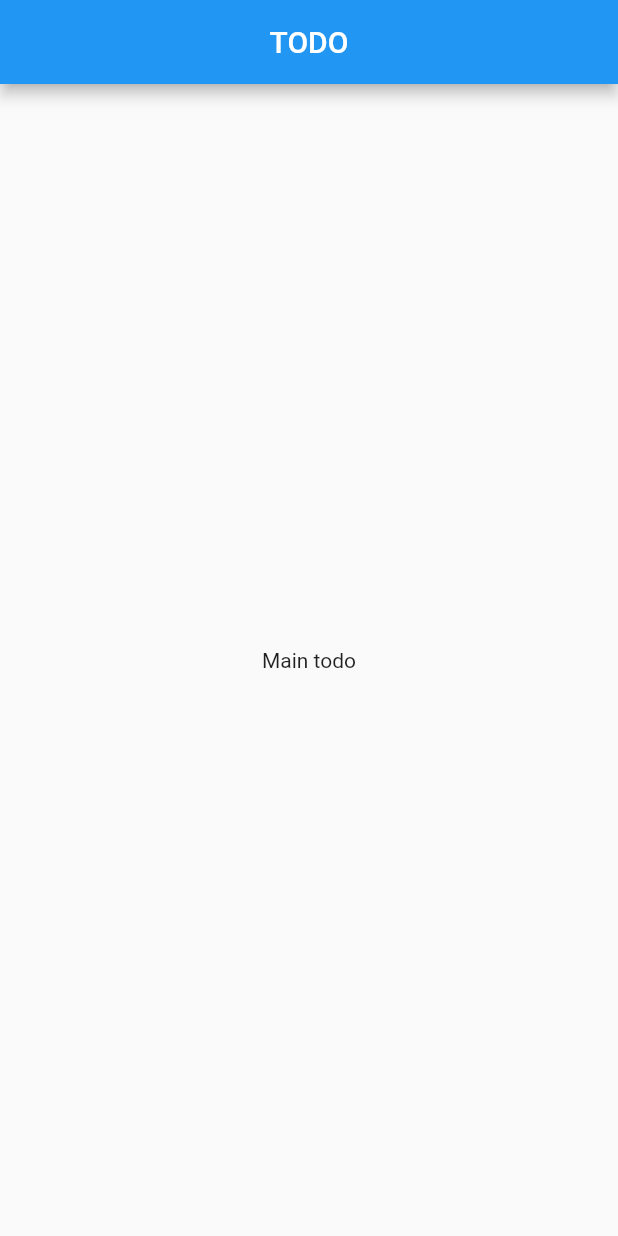
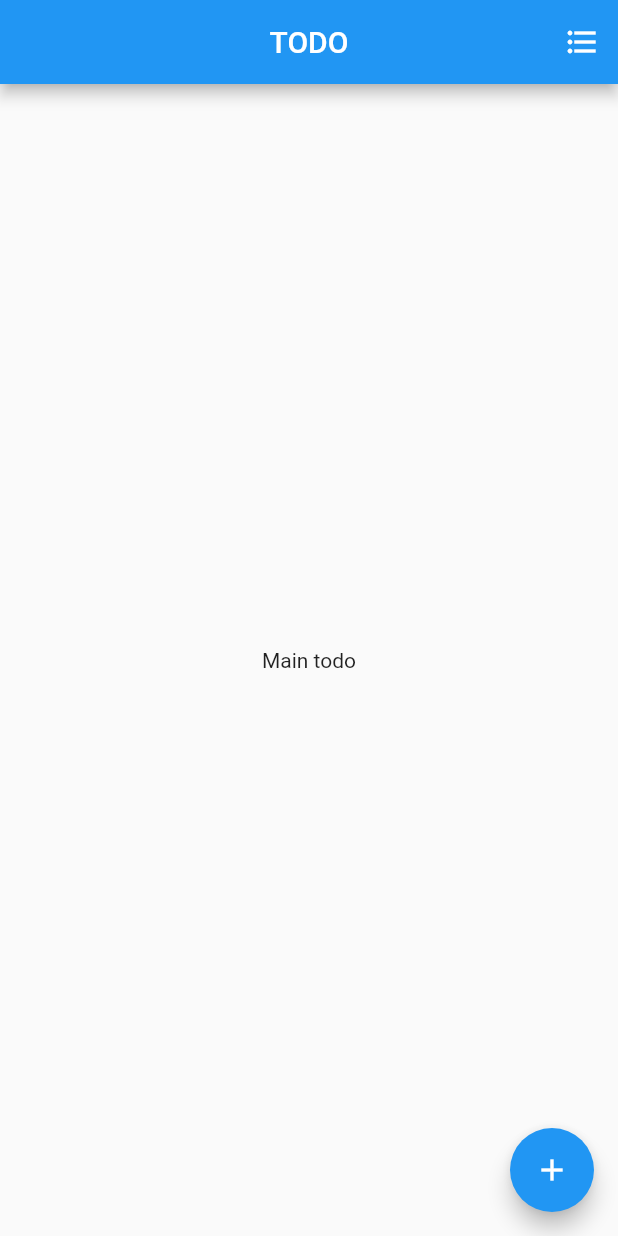
Before and after one commit to GUDN/todorashka, a Flutter app: the screen it shows after launch, on a phone screen of 412 x 824 dp. Run offline on Flutter 3.47's test engine with Material 2 defaults, Android fonts, the phone set to English and light mode, and no system bars.

Commit message:
Added routing for app

```diff
--- a/lib/main.dart
+++ b/lib/main.dart
@@ -14,6 +14,9 @@ class TodoApp extends StatelessWidget {
       title: 'Todo',
       theme: ThemeData(
         primarySwatch: Colors.blue,
+        iconTheme: IconThemeData(
+          color: Colors.white
+        ),
         visualDensity: VisualDensity.adaptivePlatformDensity,
       ),
       routes: {
--- a/lib/pages/home.dart
+++ b/lib/pages/home.dart
@@ -7,10 +7,26 @@ class HomePage extends StatelessWidget {
       appBar: AppBar(
         title: Text('TODO'),
         centerTitle: true,
+        actionsIconTheme: Theme.of(context).iconTheme,
+        actions: <Widget>[
+          IconButton(
+            onPressed: () {
+              Navigator.pushNamed(context, '/list');
+            },
+            icon: const Icon(Icons.format_list_bulleted)
+          )
+        ],
       ),
       body: Center(
         child: Text('Main todo'),
-      )
+      ),
+      floatingActionButton: FloatingActionButton(
+        onPressed: () {
+          Navigator.pushNamed(context, '/new');
+        },
+        child: const Icon(Icons.add),
+        backgroundColor: Theme.of(context).primaryColor,
+      ),
     );
   }
 }
--- a/lib/pages/new_todo.dart
+++ b/lib/pages/new_todo.dart
@@ -10,7 +10,7 @@ class NewTodoPage extends StatelessWidget {
       ),
       body: Center(
         child: Text('New todo here'),
-      )
+      ),
     );
   }
 }
```
